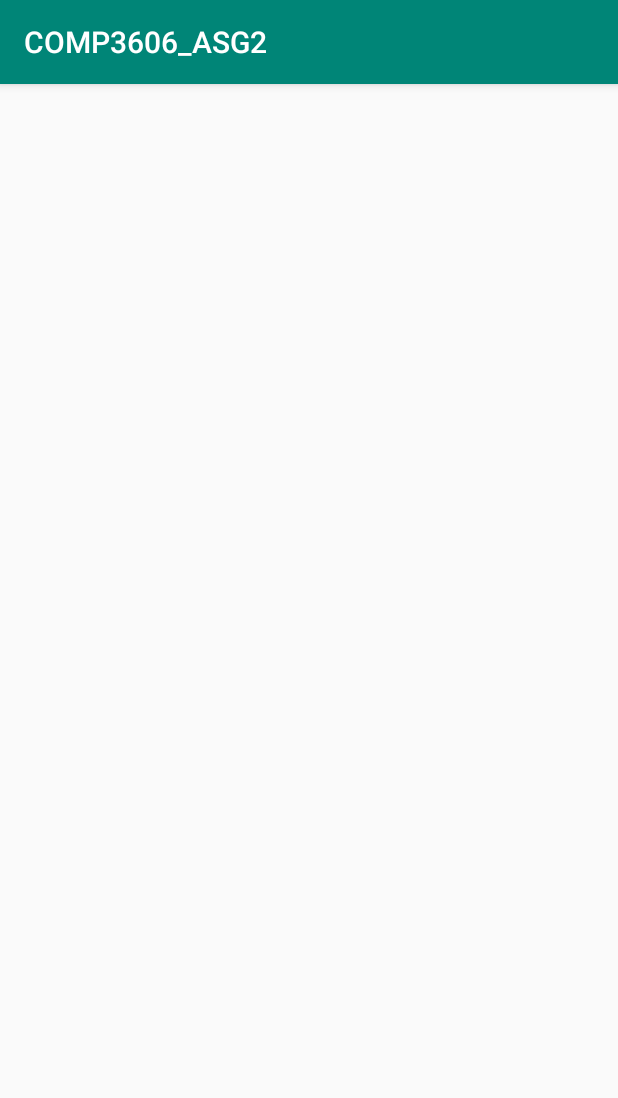
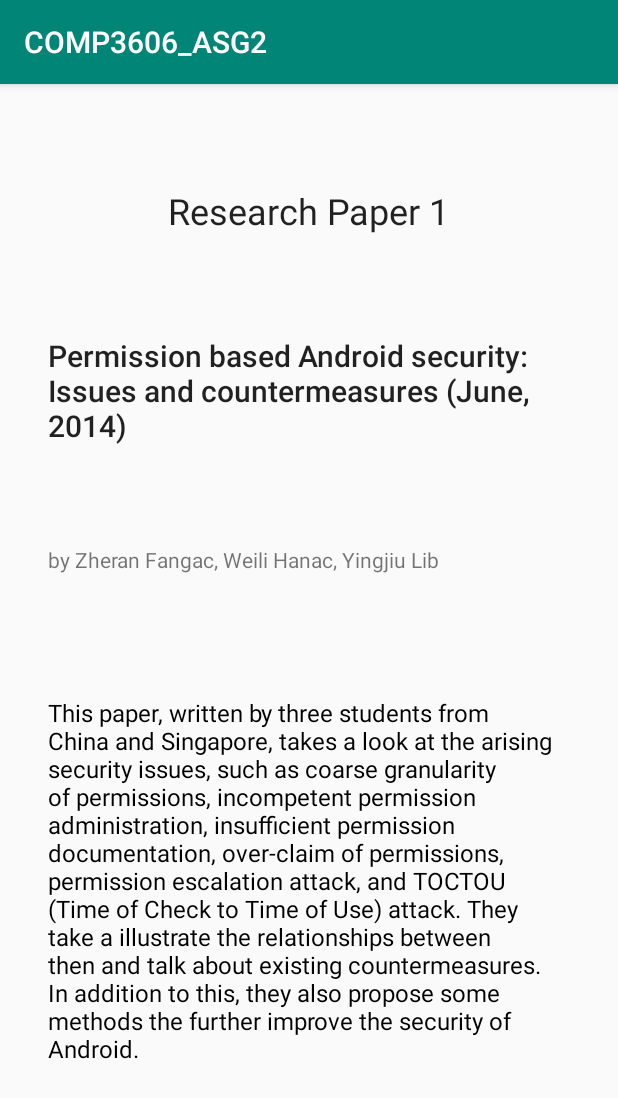
Before and after one commit to UWI-Bois/Android-WLM-COMP3606, an Android app: the Paper1 screen opened directly, with no data from a screen before it, on a phone screen of 412 x 824 dp. Shown: the top 1098 px of the screen. Run offline under Robolectric (Android 15) with nearby library versions, the phone set to English and light mode, and no system bars.

Commit message:
a2: papers done

```diff
--- a/assignments/COMP3606_ASG2/app/src/main/res/layout/activity_paper1.xml
+++ b/assignments/COMP3606_ASG2/app/src/main/res/layout/activity_paper1.xml
@@ -6,4 +6,63 @@
     android:layout_height="match_parent"
     tools:context=".Paper1">
 
+    <TextView
+        android:id="@+id/textView22"
+        android:layout_width="188dp"
+        android:layout_height="wrap_content"
+        android:layout_marginStart="101dp"
+        android:layout_marginTop="16dp"
+        android:layout_marginEnd="101dp"
+        android:layout_marginBottom="14dp"
+        android:text="@string/rsearch_paper_1_title"
+        android:textAppearance="@style/TextAppearance.AppCompat.Headline"
+        app:layout_constraintBottom_toTopOf="@+id/textView25"
+        app:layout_constraintEnd_toEndOf="parent"
+        app:layout_constraintStart_toStartOf="parent"
+        app:layout_constraintTop_toTopOf="parent" />
+
+    <TextView
+        android:id="@+id/textView25"
+        android:layout_width="360dp"
+        android:layout_height="wrap_content"
+        android:layout_marginStart="18dp"
+        android:layout_marginEnd="6dp"
+        android:layout_marginBottom="14dp"
+        android:text="@string/researchpaper1_real_title"
+        android:textAppearance="@style/TextAppearance.AppCompat.Light.SearchResult.Title"
+        app:layout_constraintBottom_toTopOf="@+id/textView29"
+        app:layout_constraintEnd_toEndOf="parent"
+        app:layout_constraintStart_toStartOf="parent"
+        app:layout_constraintTop_toBottomOf="@+id/textView22" />
+
+    <TextView
+        android:id="@+id/textView29"
+        android:layout_width="271dp"
+        android:layout_height="46dp"
+        android:layout_marginStart="18dp"
+        android:layout_marginEnd="95dp"
+        android:layout_marginBottom="3dp"
+        android:text="@string/research_paper_1_authors"
+        android:textAppearance="@style/TextAppearance.AppCompat.Small"
+        android:visibility="visible"
+        app:layout_constraintBottom_toTopOf="@+id/textView30"
+        app:layout_constraintEnd_toEndOf="parent"
+        app:layout_constraintStart_toStartOf="parent"
+        app:layout_constraintTop_toBottomOf="@+id/textView25" />
+
+    <TextView
+        android:id="@+id/textView30"
+        android:layout_width="344dp"
+        android:layout_height="248dp"
+        android:layout_marginStart="12dp"
+        android:layout_marginTop="-1dp"
+        android:layout_marginEnd="16dp"
+        android:layout_marginBottom="60dp"
+        android:text="@string/research_paper_1_extract"
+        android:textAppearance="@android:style/TextAppearance.Widget.TextView"
+        app:layout_constraintBottom_toBottomOf="parent"
+        app:layout_constraintEnd_toEndOf="parent"
+        app:layout_constraintStart_toStartOf="parent"
+        app:layout_constraintTop_toBottomOf="@+id/textView29" />
+
 </androidx.constraintlayout.widget.ConstraintLayout>
```
Also changed, not shown: assignments/COMP3606_ASG2/app/src/main/res/layout/activity_paper2.xml (+57 -0 lines).
